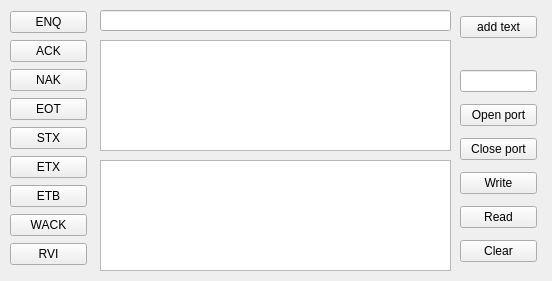
The window that manualserialcontroller.ui (Spuu/QRfpClient) describes before a commit, drawn with Qt 5.
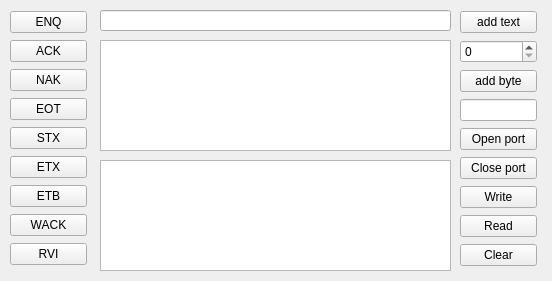
The same window after the commit.

Patch:
```diff
--- a/manualserialcontroller.ui
+++ b/manualserialcontroller.ui
@@ -160,20 +160,21 @@
      </widget>
     </item>
     <item>
-     <spacer name="horizontalSpacer">
-      <property name="orientation">
-       <enum>Qt::Vertical</enum>
+     <widget class="QSpinBox" name="byteBox">
+      <property name="maximum">
+       <number>255</number>
       </property>
-      <property name="sizeType">
-       <enum>QSizePolicy::Minimum</enum>
+      <property name="displayIntegerBase">
+       <number>16</number>
       </property>
-      <property name="sizeHint" stdset="0">
-       <size>
-        <width>20</width>
-        <height>20</height>
-       </size>
+     </widget>
+    </item>
+    <item>
+     <widget class="QPushButton" name="byteButton">
+      <property name="text">
+       <string>add byte</string>
       </property>
-     </spacer>
+     </widget>
     </item>
     <item>
      <widget class="QLineEdit" name="portName">
```
